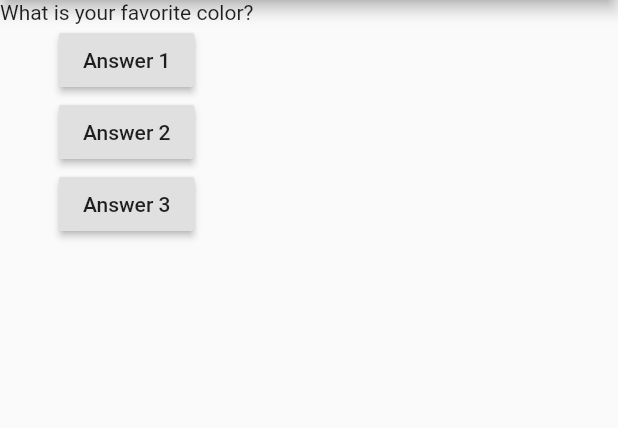
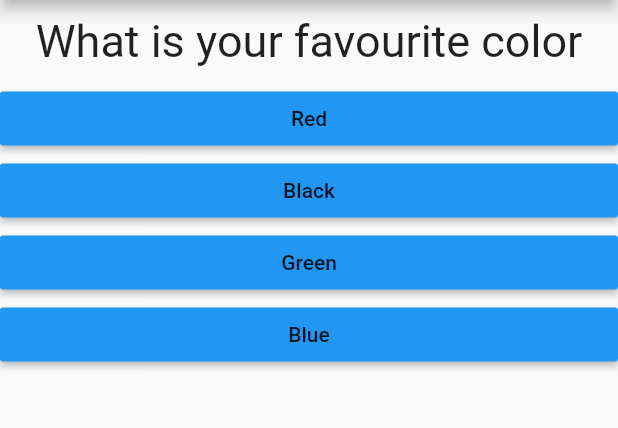
Before and after one commit to Thusatharan/quizapp, a Flutter app: the screen it shows after launch, on a phone screen of 412 x 824 dp, the part 84-512 px from its top. Run offline on Flutter 3.47's test engine with Material 2 defaults, Android fonts, the phone set to English and light mode, and no system bars.

Commit message:
Added Map  of  quetions and answers

```diff
--- /dev/null
+++ b/lib/answer.dart
@@ -0,0 +1,21 @@
+import 'package:flutter/material.dart';
+
+class Answer extends StatelessWidget {
+
+  final Function myHandler;
+  final String answerText;
+
+  Answer(this.myHandler, this.answerText);
+
+  @override
+  Widget build(BuildContext context) {
+    return Container(
+      width: double.infinity,
+      child: RaisedButton(
+        color: Colors.blue,
+        child: Text(answerText),
+        onPressed: myHandler,
+      ),
+    );
+  }
+}
--- a/lib/main.dart
+++ b/lib/main.dart
@@ -1,11 +1,13 @@
 import 'package:flutter/material.dart';
+import './quetion.dart';
+import './answer.dart';
 
 void main() {
   runApp(MyApp());
 }
 
 class MyApp extends StatefulWidget {
-    @override
+  @override
   State<StatefulWidget> createState() {
     return _MyAppState();
   }
@@ -16,16 +18,26 @@ class _MyAppState extends State<MyApp> {
 
   void _answerQuetion() {
     setState(() {
-      _questionIndex = _questionIndex+1;
+      _questionIndex = _questionIndex + 1;
     });
     print(_questionIndex);
   }
 
   @override
   build(BuildContext context) {
-    var quetions = [
-      'What is your favorite color?',
-      'What is your favorite animal?'
+    const quetions = [
+      {
+        'quetionText': 'What is your favourite color',
+        'answerText': ['Red', 'Black', 'Green', 'Blue'],
+      },
+      {
+        'quetionText': 'What is your pet animal',
+        'answerText': ['Dog', 'Cat', 'Parrot', 'Love Birds'],
+      },
+      {
+        'quetionText': 'What is your hobby',
+        'answerText': ['Reading Books', 'Gaming', 'Gardening', 'Cricket'],
+      },
     ];
     return MaterialApp(
       home: Scaffold(
@@ -34,23 +46,15 @@ class _MyAppState extends State<MyApp> {
         ),
         body: Column(
           children: [
-            Text(quetions[_questionIndex]),
-            RaisedButton(
-              child: Text('Answer 1'),
-              onPressed: _answerQuetion,
+            Quetion(
+              quetions[_questionIndex]['quetionText'],
             ),
-            RaisedButton(
-              child: Text('Answer 2'),
-              onPressed: () {
-                print('Answer 2 is Choosen');
-              },
-            ),
-            RaisedButton(
-              child: Text('Answer 3'),
-              onPressed: () {
-                print('Answer 3 is choosen');
-              },
-            ),
+            ...(quetions[_questionIndex]['answerText'] as List<String>)
+          //Three dots will take objects from the list and add to the parent list as individual object
+                .map((answer) {
+              return Answer(_answerQuetion, answer);
+            }).toList()
+            //as List<String> says that There is a list in the key
           ],
         ),
       ),
--- a/lib/quetion.dart
+++ b/lib/quetion.dart
@@ -1,12 +1,21 @@
 import 'package:flutter/material.dart';
 
 class Quetion extends StatelessWidget {
+  final String
+      quetionText; //This value cannot be changed because its in Stateless widget
 
-  String quetionText;
   Quetion(this.quetionText); //Constructor
 
   @override
   Widget build(BuildContext context) {
-    return Text(quetionText);
+    return Container(
+      width: double.infinity,
+      margin: EdgeInsets.all(10),
+      child: Text(
+        quetionText,
+        style: TextStyle(fontSize: 30),
+        textAlign: TextAlign.center,
+      ),
+    );
   }
 }
```
